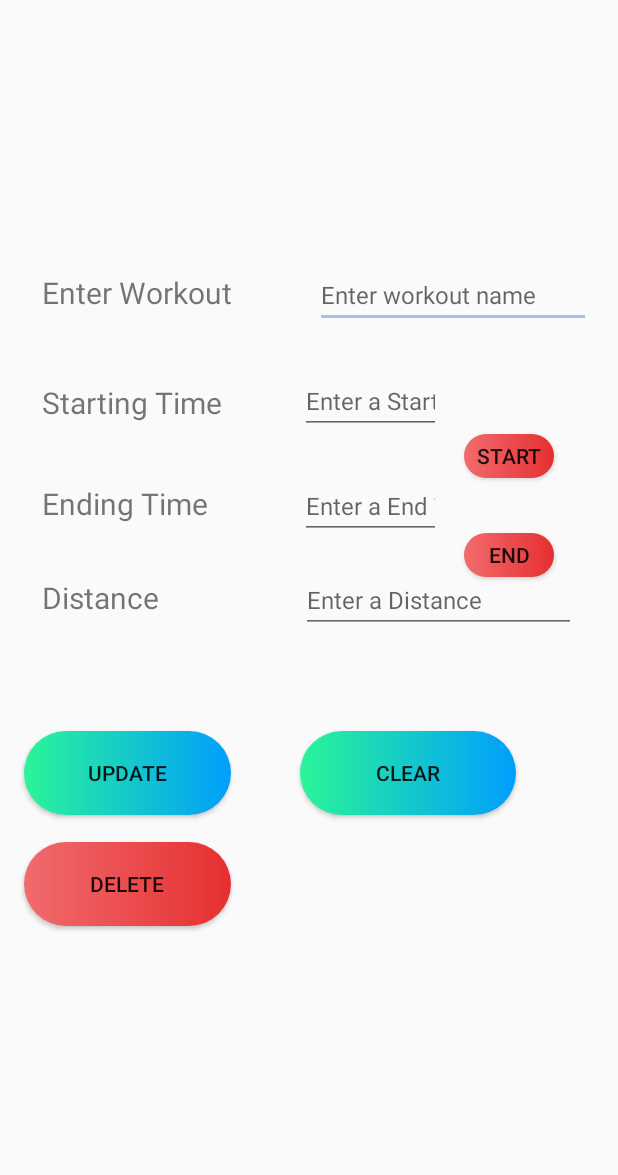
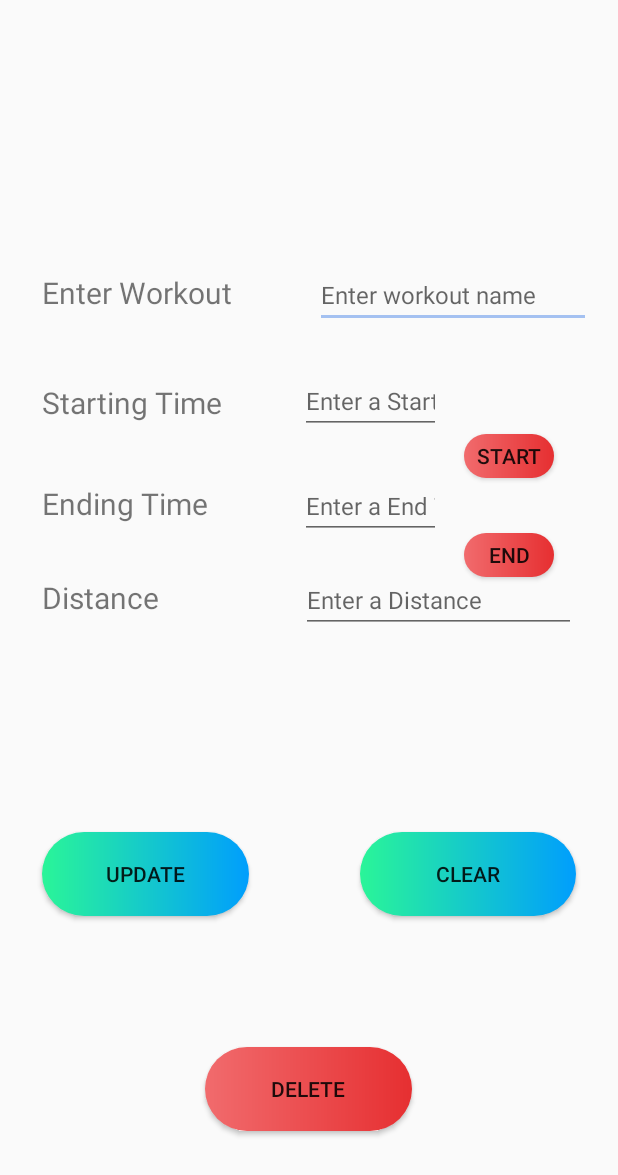
Before and after one commit to cobradashboard/DashHelper, an Android app: the update_plan screen opened directly, with no data from a screen before it, on a phone screen of 412 x 824 dp. Shown: the top 1175 px of the screen. Run offline under Robolectric (Android 15) with nearby library versions, the phone set to English and light mode, and no system bars; Roboto replaces fonts that are not available here.

Commit message:
interface edit

```diff
--- a/app/src/main/res/layout/activity_update_plan.xml
+++ b/app/src/main/res/layout/activity_update_plan.xml
@@ -139,33 +139,30 @@
         android:id="@+id/update"
         android:layout_width="138dp"
         android:layout_height="56dp"
-        android:layout_marginStart="8dp"
-        android:layout_marginEnd="8dp"
         android:background="@drawable/custbtnadd"
         android:onClick="onClick"
         android:text="Update"
-        app:layout_constraintBaseline_toBaselineOf="@+id/btnclrA"
+        app:layout_constraintBottom_toBottomOf="parent"
         app:layout_constraintEnd_toEndOf="parent"
-        app:layout_constraintHorizontal_bias="0.031"
+        app:layout_constraintHorizontal_bias="0.102"
         app:layout_constraintStart_toStartOf="parent"
+        app:layout_constraintTop_toTopOf="parent"
+        app:layout_constraintVertical_bias="0.722"
         tools:text="Update" />
 
     <Button
         android:id="@+id/btnclrA"
         android:layout_width="144dp"
         android:layout_height="56dp"
-        android:layout_marginStart="200dp"
-        android:layout_marginEnd="8dp"
-        android:layout_marginBottom="8dp"
         android:background="@drawable/custbtnadd"
         android:onClick="onClick"
         android:text="@string/clearviewbtn"
         app:layout_constraintBottom_toBottomOf="parent"
         app:layout_constraintEnd_toEndOf="parent"
-        app:layout_constraintHorizontal_bias="0.0"
+        app:layout_constraintHorizontal_bias="0.895"
         app:layout_constraintStart_toStartOf="parent"
-        app:layout_constraintTop_toBottomOf="@+id/edit_diatance"
-        app:layout_constraintVertical_bias="0.194"
+        app:layout_constraintTop_toTopOf="parent"
+        app:layout_constraintVertical_bias="0.722"
         tools:text="@string/clearviewbtn" />
 
     <Button
@@ -202,10 +199,10 @@
         android:text="@string/btndelete"
         app:layout_constraintBottom_toBottomOf="parent"
         app:layout_constraintEnd_toEndOf="parent"
-        app:layout_constraintHorizontal_bias="0.058"
+        app:layout_constraintHorizontal_bias="0.498"
         app:layout_constraintStart_toStartOf="parent"
-        app:layout_constraintTop_toBottomOf="@+id/update"
-        app:layout_constraintVertical_bias="0.081" />
+        app:layout_constraintTop_toTopOf="parent"
+        app:layout_constraintVertical_bias="0.909" />
 
 
 </androidx.constraintlayout.widget.ConstraintLayout>
```
